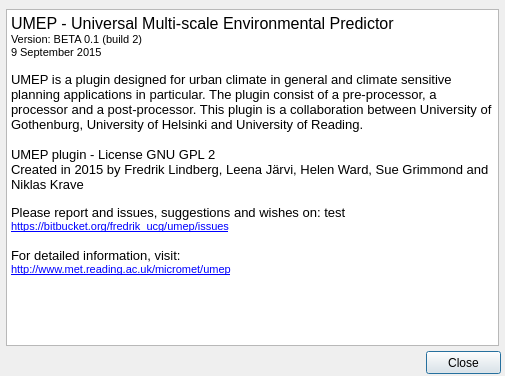
First picture: the form in UMEP_about.ui, repository UMEP-dev/UMEP, before the edit.
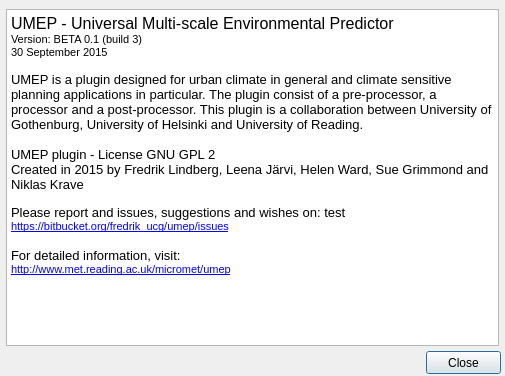
Second picture: the form after the edit.

Commit message: Forgot to update the about dialog

Diff of the .ui file:
```diff
--- a/UMEP_about.ui
+++ b/UMEP_about.ui
@@ -47,8 +47,8 @@
 p, li { white-space: pre-wrap; }
 &lt;/style&gt;&lt;/head&gt;&lt;body style=&quot; font-family:'MS Shell Dlg 2'; font-size:8.25pt; font-weight:400; font-style:normal;&quot;&gt;
 &lt;p style=&quot; margin-top:0px; margin-bottom:0px; margin-left:0px; margin-right:0px; -qt-block-indent:0; text-indent:0px;&quot;&gt;&lt;span style=&quot; font-size:12pt;&quot;&gt;UMEP - Universal Multi-scale Environmental Predictor&lt;/span&gt;&lt;/p&gt;
-&lt;p style=&quot; margin-top:0px; margin-bottom:0px; margin-left:0px; margin-right:0px; -qt-block-indent:0; text-indent:0px;&quot;&gt;&lt;span style=&quot; font-size:8pt;&quot;&gt;Version: BETA 0.1 (build 2)&lt;/span&gt;&lt;/p&gt;
-&lt;p style=&quot; margin-top:0px; margin-bottom:0px; margin-left:0px; margin-right:0px; -qt-block-indent:0; text-indent:0px;&quot;&gt;&lt;span style=&quot; font-size:8pt;&quot;&gt;9 September 2015&lt;/span&gt;&lt;/p&gt;
+&lt;p style=&quot; margin-top:0px; margin-bottom:0px; margin-left:0px; margin-right:0px; -qt-block-indent:0; text-indent:0px;&quot;&gt;&lt;span style=&quot; font-size:8pt;&quot;&gt;Version: BETA 0.1 (build 3)&lt;/span&gt;&lt;/p&gt;
+&lt;p style=&quot; margin-top:0px; margin-bottom:0px; margin-left:0px; margin-right:0px; -qt-block-indent:0; text-indent:0px;&quot;&gt;&lt;span style=&quot; font-size:8pt;&quot;&gt;30 September 2015&lt;/span&gt;&lt;/p&gt;
 &lt;p style=&quot;-qt-paragraph-type:empty; margin-top:0px; margin-bottom:0px; margin-left:0px; margin-right:0px; -qt-block-indent:0; text-indent:0px; font-size:8pt;&quot;&gt;&lt;br /&gt;&lt;/p&gt;
 &lt;p style=&quot; margin-top:0px; margin-bottom:0px; margin-left:0px; margin-right:0px; -qt-block-indent:0; text-indent:0px;&quot;&gt;&lt;span style=&quot; font-size:10pt;&quot;&gt;UMEP is a plugin designed for urban climate in general and climate sensitive planning applications in particular. The plugin consist of a pre-processor, a processor and a post-processor. This plugin is a collaboration between University of Gothenburg, University of Helsinki and University of Reading.&lt;/span&gt;&lt;/p&gt;
 &lt;p style=&quot;-qt-paragraph-type:empty; margin-top:0px; margin-bottom:0px; margin-left:0px; margin-right:0px; -qt-block-indent:0; text-indent:0px; font-size:10pt;&quot;&gt;&lt;br /&gt;&lt;/p&gt;
```
